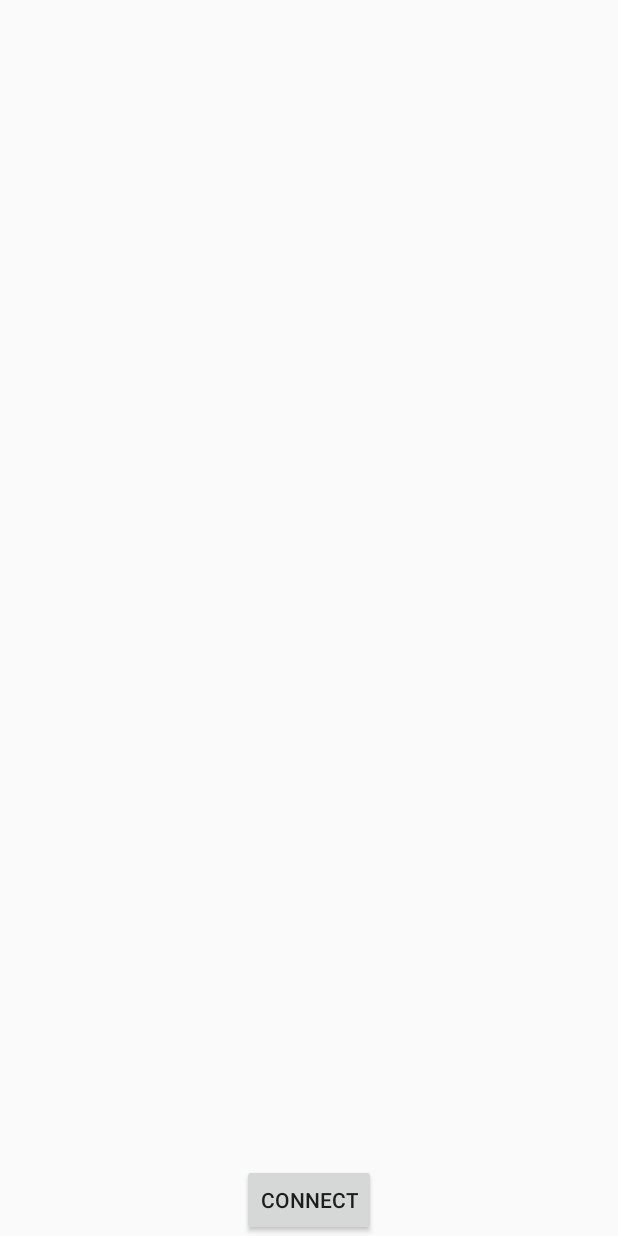
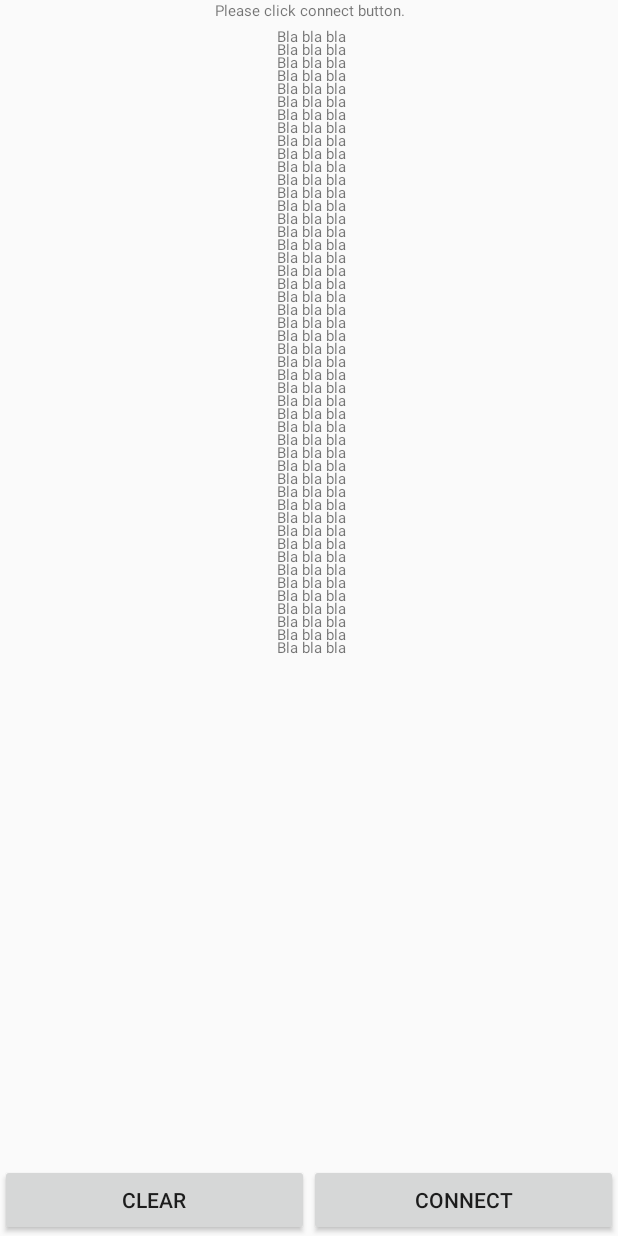
Before and after one commit to patch7/AndroidPush, an Android app: the layout activity_main.xml on its own in the app's theme, with its tools: preview values and no code run, on a phone screen of 412 x 824 dp. Run offline under Robolectric (Android 15) with nearby library versions, the phone set to English and light mode, and no system bars.

Commit message:
Добавил новый стиль отображения, кнопки снизу и нет текста под ними.

```diff
--- a/app/src/main/java/com/example/patch/myapplication/MainActivity.java
+++ b/app/src/main/java/com/example/patch/myapplication/MainActivity.java
@@ -1,9 +1,9 @@
 package com.example.patch.myapplication;
 
 import android.os.AsyncTask;
-import android.provider.DocumentsContract;
 import android.support.v7.app.AppCompatActivity;
 import android.os.Bundle;
+import android.text.method.ScrollingMovementMethod;
 import android.view.View;
 import android.widget.Button;
 import android.widget.TextView;
@@ -11,12 +11,6 @@ import android.widget.TextView;
 import org.jsoup.Jsoup;
 import org.jsoup.nodes.Document;
 import org.jsoup.nodes.Element;
-import org.jsoup.select.Elements;
-
-import java.io.BufferedReader;
-import java.io.InputStreamReader;
-import java.net.HttpURLConnection;
-import java.net.URL;
 
 public class MainActivity extends AppCompatActivity implements View.OnClickListener {
   private TextView text;
@@ -26,26 +20,9 @@ public class MainActivity extends AppCompatActivity implements View.OnClickListe
     @Override protected void onPreExecute() {}
 
     @Override protected String doInBackground(String... params) {
-      //HttpURLConnection urlConnection = null;
-
       try {
-        /*URL Url = new URL("https://www.stoloto.ru/rapido/archive");
-        urlConnection = (HttpURLConnection) Url.openConnection();
-        urlConnection.setReadTimeout(10000*//*milliseconds*//*);
-        urlConnection.setConnectTimeout(15000*//*milliseconds*//*);
-        urlConnection.setRequestMethod("GET");
-        urlConnection.setDoInput(true);
-        urlConnection.connect();
-        int response = urlConnection.getResponseCode();*/
         StringBuilder buf = new StringBuilder();
 
-        /*if(response == HttpURLConnection.HTTP_OK) {
-          BufferedReader reader = new BufferedReader(new InputStreamReader(urlConnection.getInputStream()));
-          String line = null;
-
-          while ((line = reader.readLine()) != null)
-            buf.append(line);
-        }*/
         int max_tiraz = 0;
         Document doc = Jsoup.connect("https://www.stoloto.ru/rapido/archive").get();
         for(Element el : doc.getElementsByClass("elem")) {
@@ -62,21 +39,17 @@ public class MainActivity extends AppCompatActivity implements View.OnClickListe
             buf.append('\n');
           }
         }
-        //buf.append(max_tiraz);
         return buf.toString();
       }
       catch(Exception e) {
         e.printStackTrace();
       }
-      /*finally {
-        if(urlConnection != null)
-          urlConnection.disconnect();
-      }*/
       return null;
     }
 
     @Override protected void onPostExecute(String result) {
       text.setText(result);
+      text.setMovementMethod(new ScrollingMovementMethod());
     }
   }
 
--- a/app/src/main/res/layout/activity_main.xml
+++ b/app/src/main/res/layout/activity_main.xml
@@ -1,4 +1,8 @@
 <?xml version="1.0" encoding="utf-8"?>
+
+
+
+
 <android.support.constraint.ConstraintLayout xmlns:android="http://schemas.android.com/apk/res/android"
     xmlns:app="http://schemas.android.com/apk/res-auto"
     xmlns:tools="http://schemas.android.com/tools"
@@ -7,25 +11,44 @@
     android:visibility="visible"
     tools:context=".MainActivity">
 
+    <RelativeLayout
+        android:layout_width="match_parent"
+        android:layout_height="match_parent">
+
+        <LinearLayout
+            android:layout_width="match_parent"
+            android:layout_height="match_parent"
+            android:orientation="vertical">
+
             <TextView
                 android:id="@+id/text_view"
-        android:layout_width="wrap_content"
-        android:layout_height="wrap_content"
+                android:layout_width="match_parent"
+                android:layout_height="match_parent"
                 android:lineSpacingExtra="-3sp"
                 android:text="@string/default_text"
+                android:textAlignment="center"
                 android:textSize="10sp"
-        app:layout_constraintBottom_toTopOf="parent"
-        app:layout_constraintLeft_toLeftOf="parent"
-        app:layout_constraintRight_toRightOf="parent"
-        app:layout_constraintTop_toBottomOf="@+id/connect_button" />
+                android:layout_weight="1"/>
+
+            <LinearLayout
+                android:orientation="horizontal"
+                android:layout_width="match_parent"
+                android:layout_height="wrap_content"
+                android:layout_alignParentBottom="true">
 
                 <Button
+                    android:id="@+id/clear_button"
+                    android:layout_width="0dp"
+                    android:layout_height="wrap_content"
+                    android:layout_weight="1"
+                    android:text="@string/clear_button"/>
+                <Button
                     android:id="@+id/connect_button"
-        android:layout_width="wrap_content"
+                    android:layout_width="0dp"
                     android:layout_height="wrap_content"
-        android:text="@string/connect_button"
-        app:layout_constraintBottom_toBottomOf="parent"
-        app:layout_constraintEnd_toEndOf="parent"
-        app:layout_constraintStart_toStartOf="parent" />
-
+                    android:layout_weight="1"
+                    android:text="@string/connect_button"/>
+            </LinearLayout>
+        </LinearLayout>
+    </RelativeLayout>
 </android.support.constraint.ConstraintLayout>
--- a/app/src/main/res/values/strings.xml
+++ b/app/src/main/res/values/strings.xml
@@ -1,5 +1,56 @@
 <resources>
     <string name="app_name">MyApp</string>
+    <string name="clear_button">Clear</string>
     <string name="connect_button">Connect</string>
-    <string name="default_text">Please click connect button.\nlgcvbclc\ndvsdvnbkb. </string>
+    <string name="default_text">
+        Please click connect button.\n\n
+
+        Bla bla bla\n
+        Bla bla bla\n
+        Bla bla bla\n
+        Bla bla bla\n
+        Bla bla bla\n
+        Bla bla bla\n
+        Bla bla bla\n
+        Bla bla bla\n
+        Bla bla bla\n
+        Bla bla bla\n
+        Bla bla bla\n
+        Bla bla bla\n
+        Bla bla bla\n
+        Bla bla bla\n
+        Bla bla bla\n
+        Bla bla bla\n
+        Bla bla bla\n
+        Bla bla bla\n
+        Bla bla bla\n
+        Bla bla bla\n
+        Bla bla bla\n
+        Bla bla bla\n
+        Bla bla bla\n
+        Bla bla bla\n
+        Bla bla bla\n
+        Bla bla bla\n
+        Bla bla bla\n
+        Bla bla bla\n
+        Bla bla bla\n
+        Bla bla bla\n
+        Bla bla bla\n
+        Bla bla bla\n
+        Bla bla bla\n
+        Bla bla bla\n
+        Bla bla bla\n
+        Bla bla bla\n
+        Bla bla bla\n
+        Bla bla bla\n
+        Bla bla bla\n
+        Bla bla bla\n
+        Bla bla bla\n
+        Bla bla bla\n
+        Bla bla bla\n
+        Bla bla bla\n
+        Bla bla bla\n
+        Bla bla bla\n
+        Bla bla bla\n
+        Bla bla bla\n</string>
 </resources>
```
Lines whose indentation alone changed are shown as unchanged.
